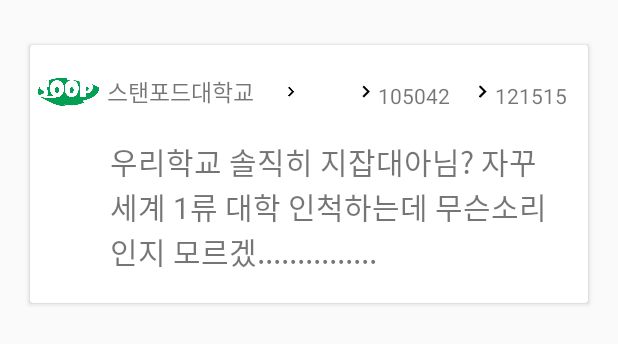
After one commit to Bigsoop/SoopAndorid, an Android app: the layout main_item.xml on its own in the app's theme, with its tools: preview values and no code run, on a phone screen of 412 x 824 dp. The commit adds this screen. Shown: the top 344 px of the screen. Run offline under Robolectric (Android 15) with nearby library versions, the phone set to English and light mode, and no system bars.

Commit message:
mainItem layout

```diff
--- a/Soop/app/build.gradle
+++ b/Soop/app/build.gradle
@@ -20,11 +20,14 @@ android {
 }
 
 dependencies {
-    compile fileTree(dir: 'libs', include: ['*.jar'])
+    compile fileTree(include: ['*.jar'], dir: 'libs')
     androidTestCompile('com.android.support.test.espresso:espresso-core:2.2.2', {
         exclude group: 'com.android.support', module: 'support-annotations'
     })
     compile 'com.android.support:appcompat-v7:25.1.1'
     compile 'com.android.support:design:25.1.1'
     testCompile 'junit:junit:4.12'
+    compile 'com.android.support:support-v4:25.1.1'
+    compile 'com.android.support:recyclerview-v7:25.1.1'
+    compile 'com.android.support:cardview-v7:25.1.1'
 }
--- a/Soop/app/src/main/res/layout/content_main.xml
+++ b/Soop/app/src/main/res/layout/content_main.xml
@@ -14,4 +14,9 @@
     tools:context="com.example.sangh.soop.MainActivity"
     tools:showIn="@layout/app_bar_main">
 
+    <FrameLayout
+        android:id="@+id/content_fragment_layout"
+        android:layout_width="match_parent"
+        android:layout_height="match_parent"></FrameLayout>
+
 </RelativeLayout>
--- /dev/null
+++ b/Soop/app/src/main/res/layout/main_item.xml
@@ -0,0 +1,177 @@
+<?xml version="1.0" encoding="utf-8"?>
+<android.support.v7.widget.CardView
+    xmlns:android="http://schemas.android.com/apk/res/android"
+    android:layout_width="match_parent"
+    android:layout_height="wrap_content"
+    xmlns:tools="http://schemas.android.com/tools"
+    android:layout_marginTop="30dp"
+    android:layout_marginBottom="30dp"
+    android:layout_marginLeft="20dp"
+    android:layout_marginRight="20dp">
+
+<LinearLayout
+    android:orientation="vertical"
+    android:layout_width="match_parent"
+    android:layout_height="wrap_content">
+
+    <TextView
+        android:layout_width="match_parent"
+        android:layout_height="0dp"
+        android:layout_weight="25"/>
+
+    <LinearLayout
+        android:orientation="horizontal"
+        android:layout_width="match_parent"
+        android:layout_height="0dp"
+        android:layout_weight="150">
+
+        <TextView
+            android:layout_width="0dp"
+            android:layout_height="match_parent"
+            android:layout_weight="20"/>
+
+        <ImageView
+            android:layout_width="0dp"
+            android:layout_height="match_parent"
+            android:layout_weight="150"
+            android:src="@drawable/logo"/>
+
+        <TextView
+            android:layout_width="0dp"
+            android:layout_height="match_parent"
+            android:layout_weight="20"></TextView>
+
+        <LinearLayout
+            android:layout_width="0dp"
+            android:layout_height="match_parent"
+            android:orientation="vertical"
+            android:layout_weight="423">
+
+            <TextView
+                android:layout_width="match_parent"
+                android:layout_height="wrap_content"
+                android:textSize="15dp"
+                tools:text="스탠포드대학교"/>
+
+            <TextView
+                android:layout_width="match_parent"
+                android:layout_height="wrap_content"
+                android:textSize="15dp"
+                tools:text="#2020번째 글"/>
+        </LinearLayout>
+
+        <RelativeLayout
+            android:layout_width="0dp"
+            android:layout_height="wrap_content"
+            android:layout_weight="50">
+
+            <ImageView
+                android:layout_width="match_parent"
+                android:layout_height="wrap_content"
+                android:layout_alignParentTop="true"
+                android:src="@drawable/arrow_right"/>
+        </RelativeLayout>
+
+        <TextView
+            android:layout_width="0dp"
+            android:layout_height="match_parent"
+            android:layout_weight="130"/>
+
+        <RelativeLayout
+            android:layout_width="0dp"
+            android:layout_height="match_parent"
+            android:layout_weight="60">
+
+            <ImageView
+                android:layout_width="match_parent"
+                android:layout_height="wrap_content"
+                android:layout_alignParentBottom="true"
+                android:src="@drawable/arrow_right"/>
+
+        </RelativeLayout>
+
+        <RelativeLayout
+            android:layout_width="0dp"
+            android:layout_height="match_parent"
+            android:layout_weight="222">
+
+            <TextView
+                android:layout_width="match_parent"
+                android:layout_height="wrap_content"
+                android:layout_alignParentBottom="true"
+                tools:text="105042"/>
+        </RelativeLayout>
+
+        <RelativeLayout
+            android:layout_width="0dp"
+            android:layout_height="match_parent"
+            android:layout_weight="60">
+
+            <ImageView
+                android:layout_width="match_parent"
+                android:layout_height="wrap_content"
+                android:layout_alignParentBottom="true"
+                android:src="@drawable/arrow_right"/>
+        </RelativeLayout>
+
+        <RelativeLayout
+            android:layout_width="0dp"
+            android:layout_height="match_parent"
+            android:layout_weight="185">
+
+            <TextView
+                android:layout_width="wrap_content"
+                android:layout_height="wrap_content"
+                tools:text="121515"
+                android:layout_alignParentBottom="true"
+                android:layout_alignParentStart="true"
+                android:singleLine="true"
+                android:id="@+id/textView3"/>
+
+        </RelativeLayout>
+
+        <TextView
+            android:layout_width="0dp"
+            android:layout_height="match_parent"
+            android:layout_weight="36"/>
+
+    </LinearLayout>
+
+    <TextView
+        android:layout_width="match_parent"
+        android:layout_height="0dp"
+        android:layout_weight="30"/>
+
+    <LinearLayout
+        android:layout_width="match_parent"
+        android:layout_height="0dp"
+        android:layout_weight="150"
+        android:orientation="horizontal">
+
+        <TextView
+            android:layout_width="0dp"
+            android:layout_height="match_parent"
+            android:layout_weight="190"/>
+
+        <TextView
+           android:layout_width="0dp"
+           android:layout_height="wrap_content"
+           android:layout_weight="1080"
+           android:textSize="20dp"
+           tools:text="우리학교 솔직히 지잡대아님? 자꾸 세계 1류 대학 인척하는데 무슨소리인지 모르겠..............."/>
+
+        <TextView
+            android:layout_width="0dp"
+            android:layout_height="match_parent"
+            android:layout_weight="50"/>
+    </LinearLayout>
+
+    <TextView
+        android:layout_width="match_parent"
+        android:layout_height="0dp"
+        android:layout_weight="55"/>
+
+
+</LinearLayout>
+
+</android.support.v7.widget.CardView>
```
Also changed, not shown: Soop/app/src/main/java/com/example/sangh/soop/Fragment/MainFragment.java (added, +33 -0 lines), Soop/app/src/main/java/com/example/sangh/soop/MainActivity.java (+22 -1 lines), Soop/app/src/main/java/com/example/sangh/soop/Model/MainItem.java (added, +69 -0 lines), Soop/app/src/main/java/com/example/sangh/soop/Model/MainItemLab.java (added, +41 -0 lines), Soop/app/src/main/res/layout/app_bar_main.xml (+0 -12 lines), Soop/app/src/main/res/layout/fragment_main.xml (added, +7 -0 lines), Soop/app/src/main/res/menu/activity_main_drawer.xml (deleted, +0 -29 lines).
